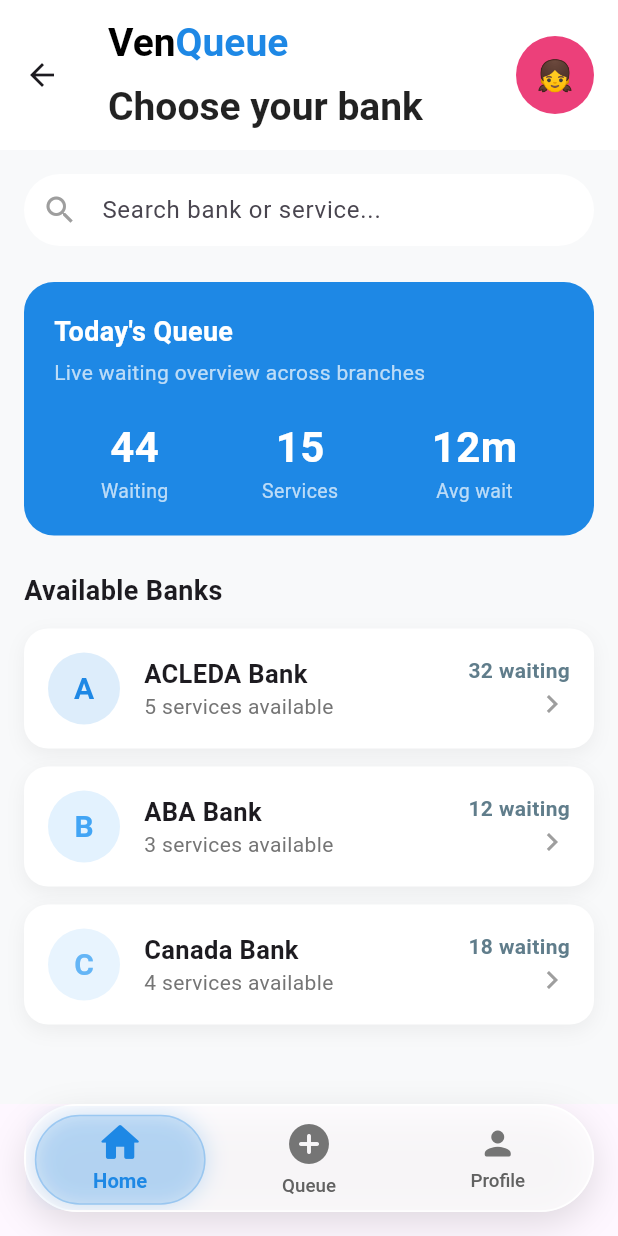
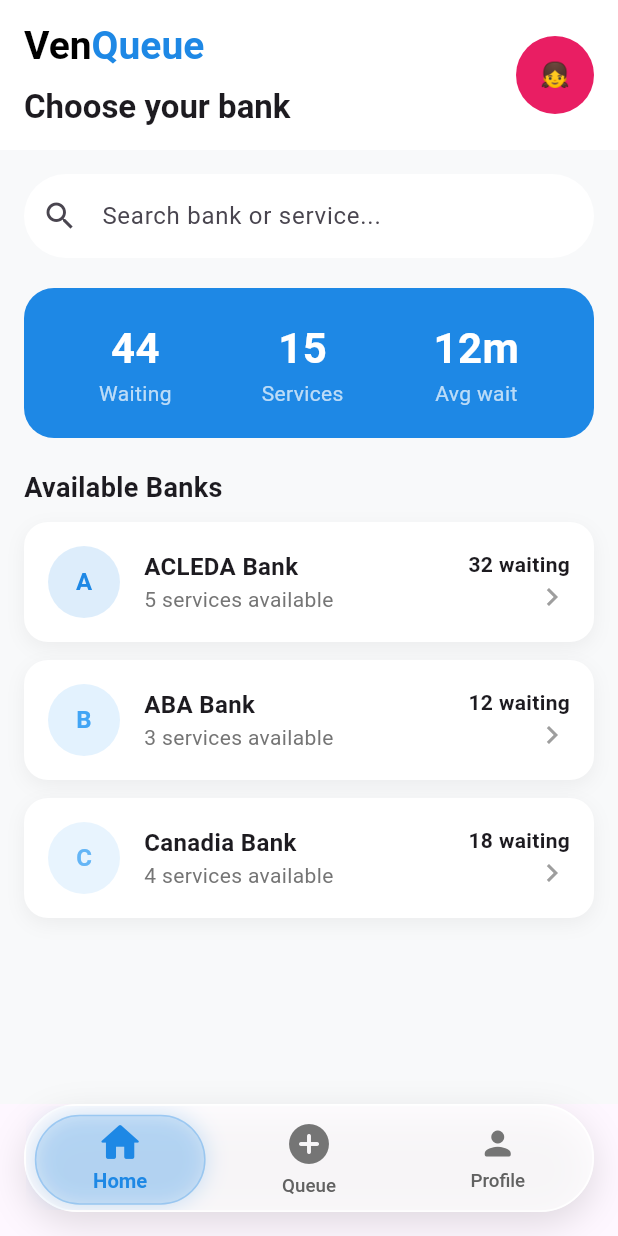
Before and after one commit to VathanaProgrammer/Queue-App, a Flutter app: the screen it shows after launch, on a phone screen of 412 x 824 dp. Run offline on Flutter 3.47's test engine with Material 3 defaults, Android fonts, the phone set to English and light mode, and no system bars.

Commit message:
add model in home feature

```diff
--- /dev/null
+++ b/lib/features/home/model/bank_model.dart
@@ -0,0 +1,17 @@
+import 'package:flutter/material.dart';
+
+class Bank {
+  final String letter;
+  final String name;
+  final String services;
+  final String waiting;
+  final Color color;
+
+  Bank({
+    required this.letter,
+    required this.name,
+    required this.services,
+    required this.waiting,
+    required this.color,
+  });
+}
--- a/lib/features/home/presentation/home.dart
+++ b/lib/features/home/presentation/home.dart
@@ -1,16 +1,46 @@
 import 'package:flutter/material.dart';
+import 'package:venqueue/features/home/widget/bank_card.dart';
+import 'package:venqueue/features/home/widget/queue_stat.dart';
+import 'package:venqueue/features/home/model/bank_model.dart';
 
 class HomeScreen extends StatelessWidget {
   const HomeScreen({super.key});
 
   @override
   Widget build(BuildContext context) {
+    // ✅ CLEAN DATA
+    final List<Bank> banks = [
+      Bank(
+        letter: "A",
+        name: "ACLEDA Bank",
+        services: "5 services available",
+        waiting: "32 waiting",
+        color: const Color(0xFF1E88E5),
+      ),
+      Bank(
+        letter: "B",
+        name: "ABA Bank",
+        services: "3 services available",
+        waiting: "12 waiting",
+        color: const Color(0xFF42A5F5),
+      ),
+      Bank(
+        letter: "C",
+        name: "Canadia Bank",
+        services: "4 services available",
+        waiting: "18 waiting",
+        color: const Color(0xFF64B5F6),
+      ),
+    ];
+
     return Scaffold(
       backgroundColor: const Color(0xFFF8F9FA),
+
       appBar: AppBar(
         backgroundColor: Colors.white,
         elevation: 0,
         toolbarHeight: 100,
+        automaticallyImplyLeading: false,
         title: const Column(
           crossAxisAlignment: CrossAxisAlignment.start,
           children: [
@@ -20,17 +50,17 @@
                   TextSpan(
                     text: "Ven",
                     style: TextStyle(
-                      color: Colors.black,
                       fontWeight: FontWeight.bold,
                       fontSize: 26,
+                      color: Colors.black,
                     ),
                   ),
                   TextSpan(
                     text: "Queue",
                     style: TextStyle(
-                      color: Color(0xFF1E88E5),
                       fontWeight: FontWeight.bold,
                       fontSize: 26,
+                      color: Color(0xFF1E88E5),
                     ),
                   ),
                 ],
@@ -39,115 +69,89 @@
             SizedBox(height: 10),
             Text(
               "Choose your bank",
-              style: TextStyle(
-                fontSize: 26, // Reduced a bit so it looks balanced
-                fontWeight: FontWeight.w600,
-                color: Colors.black87,
-              ),
+              style: TextStyle(fontSize: 22, fontWeight: FontWeight.w600),
             ),
           ],
         ),
-        actions: [
+        actions: const [
           Padding(
-            padding: const EdgeInsets.only(right: 16),
+            padding: EdgeInsets.only(right: 16),
             child: CircleAvatar(
               radius: 26,
-              backgroundColor: Colors.pink.shade400,
-              child: const Text("👧", style: TextStyle(fontSize: 20)),
+              backgroundColor: Colors.pink,
+              child: Text("👧"),
             ),
           ),
         ],
       ),
+
       body: Padding(
-        padding: const EdgeInsets.all(16.0),
+        padding: const EdgeInsets.all(16),
         child: Column(
-          crossAxisAlignment: CrossAxisAlignment.start,
           children: [
-            // Search Bar
+            // 🔍 SEARCH
             TextField(
               decoration: InputDecoration(
                 hintText: "Search bank or service...",
-                prefixIcon: const Icon(Icons.search, color: Colors.grey),
+                prefixIcon: const Icon(Icons.search),
                 filled: true,
                 fillColor: Colors.white,
                 border: OutlineInputBorder(
                   borderRadius: BorderRadius.circular(30),
                   borderSide: BorderSide.none,
                 ),
-                contentPadding: const EdgeInsets.symmetric(vertical: 0),
               ),
             ),
-            const SizedBox(height: 24),
 
-            // Today's Queue Card
+            const SizedBox(height: 20),
+
+            // 📊 QUEUE CARD
             Container(
               padding: const EdgeInsets.all(20),
               decoration: BoxDecoration(
                 color: const Color(0xFF1E88E5),
                 borderRadius: BorderRadius.circular(20),
               ),
-              child: const Column(
-                crossAxisAlignment: CrossAxisAlignment.start,
+              child: const Row(
+                mainAxisAlignment: MainAxisAlignment.spaceAround,
                 children: [
-                  Text(
-                    "Today's Queue",
-                    style: TextStyle(
-                      color: Colors.white,
-                      fontSize: 18,
-                      fontWeight: FontWeight.bold,
-                    ),
-                  ),
-                  SizedBox(height: 4),
-                  Text(
-                    "Live waiting overview across branches",
-                    style: TextStyle(color: Colors.white70, fontSize: 14),
-                  ),
-                  SizedBox(height: 20),
-                  Row(
-                    mainAxisAlignment: MainAxisAlignment.spaceAround,
-                    children: [
-                      _QueueStat(number: "44", label: "Waiting"),
-                      _QueueStat(number: "15", label: "Services"),
-                      _QueueStat(number: "12m", label: "Avg wait"),
-                    ],
-                  ),
+                  QueueStat(number: "44", label: "Waiting"),
+                  QueueStat(number: "15", label: "Services"),
+                  QueueStat(number: "12m", label: "Avg wait"),
                 ],
               ),
             ),
-            const SizedBox(height: 24),
 
-            // Banks List
-            const Text(
-              "Available Banks",
-              style: TextStyle(fontSize: 18, fontWeight: FontWeight.w600),
+            const SizedBox(height: 20),
+
+            const Align(
+              alignment: Alignment.centerLeft,
+              child: Text(
+                "Available Banks",
+                style: TextStyle(fontSize: 18, fontWeight: FontWeight.w600),
+              ),
             ),
-            const SizedBox(height: 12),
 
+            const SizedBox(height: 10),
+
+            // 📋 LIST
             Expanded(
-              child: ListView(
-                children: const [
-                  _BankCard(
-                    letter: "A",
-                    bankName: "ACLEDA Bank",
-                    services: "5 services available",
-                    waiting: "32 waiting",
-                    color: Color(0xFF1E88E5),
-                  ),
-                  _BankCard(
-                    letter: "B",
-                    bankName: "ABA Bank",
-                    services: "3 services available",
-                    waiting: "12 waiting",
-                    color: Color(0xFF42A5F5),
-                  ),
-                  _BankCard(
-                    letter: "C",
-                    bankName: "Canada Bank",
-                    services: "4 services available",
-                    waiting: "18 waiting",
-                    color: Color(0xFF64B5F6),
-                  ),
-                ],
+              child: ListView.builder(
+                itemCount: banks.length,
+                itemBuilder: (context, index) {
+                  final bank = banks[index];
+
+                  return BankCard(
+                    letter: bank.letter,
+                    bankName: bank.name,
+                    services: bank.services,
+                    waiting: bank.waiting,
+                    color: bank.color,
+                    onTap: () {
+                      debugPrint("Clicked ${bank.name}");
+                    },
+                  );
+                },
               ),
             ),
           ],
@@ -156,113 +160,3 @@
     );
   }
 }
-
-class _QueueStat extends StatelessWidget {
-  final String number;
-  final String label;
-
-  const _QueueStat({required this.number, required this.label});
-
-  @override
-  Widget build(BuildContext context) {
-    return Column(
-      children: [
-        Text(
-          number,
-          style: const TextStyle(
-            color: Colors.white,
-            fontSize: 28,
-            fontWeight: FontWeight.bold,
-          ),
-        ),
-        Text(
-          label,
-          style: const TextStyle(color: Colors.white70, fontSize: 13),
-        ),
-      ],
-    );
-  }
-}
-
-class _BankCard extends StatelessWidget {
-  final String letter;
-  final String bankName;
-  final String services;
-  final String waiting;
-  final Color color;
-
-  const _BankCard({
-    required this.letter,
-    required this.bankName,
-    required this.services,
-    required this.waiting,
-    required this.color,
-  });
-
-  @override
-  Widget build(BuildContext context) {
-    return Container(
-      margin: const EdgeInsets.only(bottom: 12),
-      padding: const EdgeInsets.all(16),
-      decoration: BoxDecoration(
-        color: Colors.white,
-        borderRadius: BorderRadius.circular(16),
-        boxShadow: [
-          BoxShadow(
-            color: Colors.black.withOpacity(0.05),
-            blurRadius: 10,
-            offset: const Offset(0, 4),
-          ),
-        ],
-      ),
-      child: Row(
-        children: [
-          CircleAvatar(
-            radius: 24,
-            backgroundColor: color.withOpacity(0.15),
-            child: Text(
-              letter,
-              style: TextStyle(
-                color: color,
-                fontSize: 20,
-                fontWeight: FontWeight.bold,
-              ),
-            ),
-          ),
-          const SizedBox(width: 16),
-          Expanded(
-            child: Column(
-              crossAxisAlignment: CrossAxisAlignment.start,
-              children: [
-                Text(
-                  bankName,
-                  style: const TextStyle(
-                    fontSize: 17,
-                    fontWeight: FontWeight.w600,
-                  ),
-                ),
-                Text(
-                  services,
-                  style: TextStyle(color: Colors.grey[600], fontSize: 14),
-                ),
-              ],
-            ),
-          ),
-          Column(
-            crossAxisAlignment: CrossAxisAlignment.end,
-            children: [
-              Text(
-                waiting,
-                style: const TextStyle(
-                  fontWeight: FontWeight.w600,
-                  color: Colors.blueGrey,
-                ),
-              ),
-              const Icon(Icons.chevron_right, color: Colors.grey),
-            ],
-          ),
-        ],
-      ),
-    );
-  }
-}
--- a/lib/features/home/widget/bank_card.dart
+++ b/lib/features/home/widget/bank_card.dart
@@ -28,21 +28,52 @@
         decoration: BoxDecoration(
           color: Colors.white,
           borderRadius: BorderRadius.circular(16),
+          boxShadow: [
+            BoxShadow(
+              color: Colors.black.withOpacity(0.05),
+              blurRadius: 10,
+              offset: const Offset(0, 4),
+            ),
+          ],
         ),
         child: Row(
           children: [
             CircleAvatar(
+              radius: 24,
               backgroundColor: color.withOpacity(0.15),
-              child: Text(letter, style: TextStyle(color: color)),
+              child: Text(
+                letter,
+                style: TextStyle(color: color, fontWeight: FontWeight.bold),
+              ),
             ),
             const SizedBox(width: 16),
+
             Expanded(
               child: Column(
                 crossAxisAlignment: CrossAxisAlignment.start,
-                children: [Text(bankName), Text(services)],
+                children: [
+                  Text(
+                    bankName,
+                    style: const TextStyle(
+                      fontWeight: FontWeight.w600,
+                      fontSize: 16,
+                    ),
+                  ),
+                  Text(services, style: TextStyle(color: Colors.grey[600])),
+                ],
               ),
             ),
-            Text(waiting),
+
+            Column(
+              crossAxisAlignment: CrossAxisAlignment.end,
+              children: [
+                Text(
+                  waiting,
+                  style: const TextStyle(fontWeight: FontWeight.bold),
+                ),
+                const Icon(Icons.chevron_right, color: Colors.grey),
+              ],
+            ),
           ],
         ),
       ),
--- a/lib/features/home/widget/queue_stat.dart
+++ b/lib/features/home/widget/queue_stat.dart
@@ -4,7 +4,11 @@
   final String number;
   final String label;
 
-  const QueueStat({super.key, required this.number, required this.label});
+  const QueueStat({
+    super.key,
+    required this.number,
+    required this.label,
+  });
 
   @override
   Widget build(BuildContext context) {
@@ -20,7 +24,7 @@
         ),
         Text(
           label,
-          style: const TextStyle(color: Colors.white70, fontSize: 13),
+          style: const TextStyle(color: Colors.white70),
         ),
       ],
     );
```
